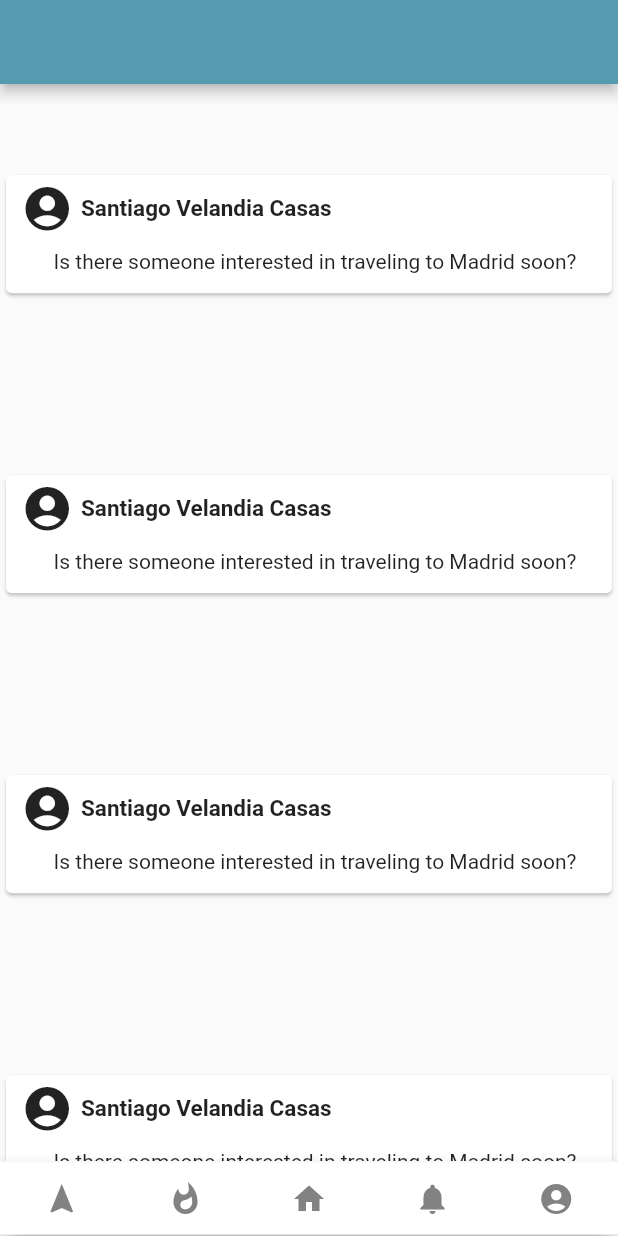
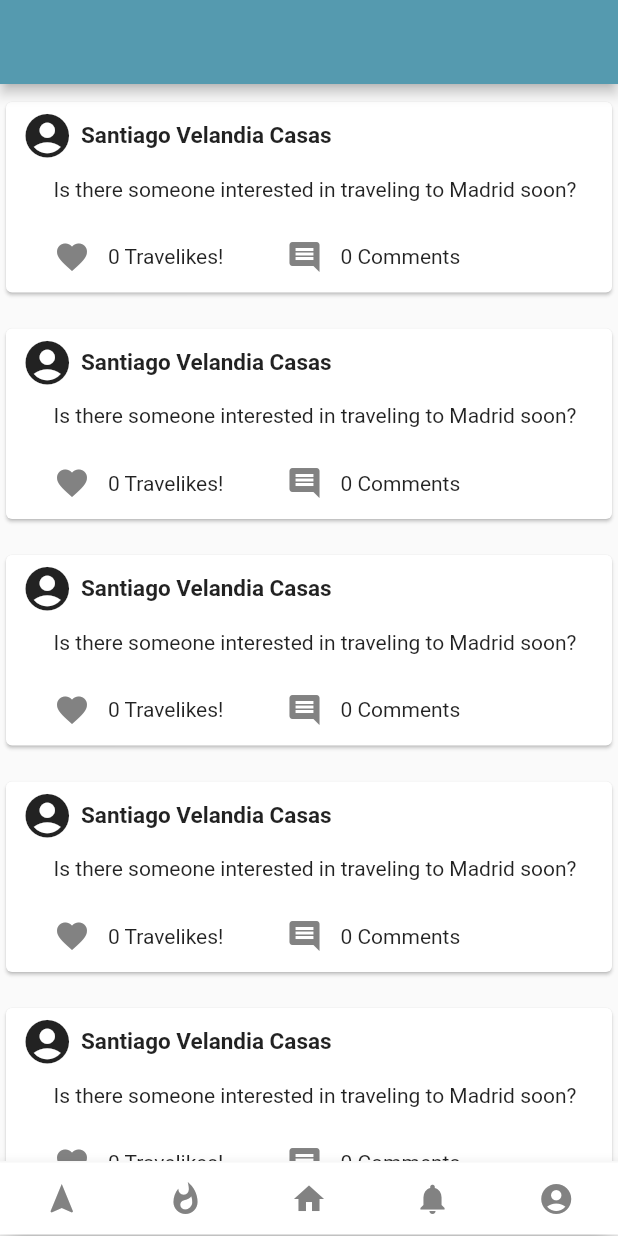
Before and after one commit to hackathoneando/WeTripOut, a Flutter app: the screen it shows after launch, item 3 of the bottom bar chosen, on a phone screen of 412 x 824 dp. Run offline on Flutter 3.47's test engine with Material 2 defaults, Android fonts, the phone set to English and light mode, and no system bars; our stand-ins replace font_awesome_flutter; project files that could hold a hidden picture were left out.

Commit message:
Cards listView added (all cards are a copy)

```diff
--- a/UNicode/we_trip_out/lib/ui/home_list_screen.dart
+++ b/UNicode/we_trip_out/lib/ui/home_list_screen.dart
@@ -1,19 +1,18 @@
 import 'package:flutter/material.dart';
-import 'package:font_awesome_flutter/font_awesome_flutter.dart';
 
-class HomeBody extends StatefulWidget{
+class HomeList extends StatefulWidget{
   @override
-  State<StatefulWidget> createState() => _HomeBodyState();
+  State<StatefulWidget> createState() => _HomeListState();
 }
 
-class _HomeBodyState extends State<HomeBody>{
+class _HomeListState extends State<HomeList>{
   @override
   Widget build(BuildContext context) {
     return ListView.builder(
       padding: EdgeInsets.all(0.0),
-      itemExtent: 200.0,
+      itemExtent: 151.0,
       itemBuilder: (BuildContext context, int index) {
-        var card = new MyStatelessWidget();
+        var card = new CardList();
         //card.setIndex(index);
         return card;
       },
@@ -22,8 +21,17 @@ class _HomeBodyState extends State<HomeBody>{
 
 }
 
-class MyStatelessWidget extends StatelessWidget {
-  MyStatelessWidget({Key key}) : super(key: key);
+class CardList extends StatefulWidget{
+  @override
+  _CardListState createState() => _CardListState();
+  }
+
+class _CardListState extends State<CardList> {
+
+  int likes = 0;
+  int comments = 0;
+  String name = 'Santiago Velandia Casas';
+  String message = 'Is there someone interested in traveling to Madrid soon?';
 
   @override
   Widget build(BuildContext context) {
@@ -41,7 +49,7 @@ class MyStatelessWidget extends StatelessWidget {
                   ),
                   Container(
                     child: Text(
-                      'Santiago Velandia Casas',
+                      '$name',
                       style: TextStyle(
                           fontSize: 15,
                           fontFamily: "RobotoBold"
@@ -53,11 +61,39 @@ class MyStatelessWidget extends StatelessWidget {
             ),
             Container(
               padding: EdgeInsets.fromLTRB(13, 5, 5, 13),
-              child: Text("Is there someone interested in traveling to Madrid soon?"),
+              child: Text("$message"),
             ),
             Container(
               child: Row(
+                children: <Widget>[
+                  Container(
+                    padding: EdgeInsets.fromLTRB(20, 0, 0, 0),
+                    child: IconButton(
+                      icon: Icon(
+                        Icons.favorite,
+                        color: Color(0xff828282),
+                      ),
+                      onPressed: () { setState(() {likes+=1;});},
+                    ),
+                  ),
+                  Text(
+                    '$likes Travelikes!',
+                  ),
+                  Container(
+                    padding: EdgeInsets.fromLTRB(30, 0, 0, 0),
+                    child: new IconButton(
+                      icon: Icon(
+                        Icons.comment,
+                        color: Color(0xff828282),
+                      ),
+                      onPressed: () { setState(() {comments+=1;});},
+                    ),
+                  ),
 
+                  Text(
+                    '$comments Comments',
+                  ),
+                ],
               ),
             )
           ],
--- a/UNicode/we_trip_out/lib/ui/home_screen.dart
+++ b/UNicode/we_trip_out/lib/ui/home_screen.dart
@@ -18,7 +18,7 @@ class _HomeScreenState extends State<HomeScreen> {
   final _widgetOptions = [
     Text('Index 0: My Trips'),
     Text('Index 1: Recommended'),
-    new HomeBody(),
+    new HomeList(),
     Text('Index 3: Notifications'),
     Text('Index 4: Profile'),
   ];
```
Also changed, not shown: UNicode/we_trip_out/lib/ui/home_body_screen.dart (added).
